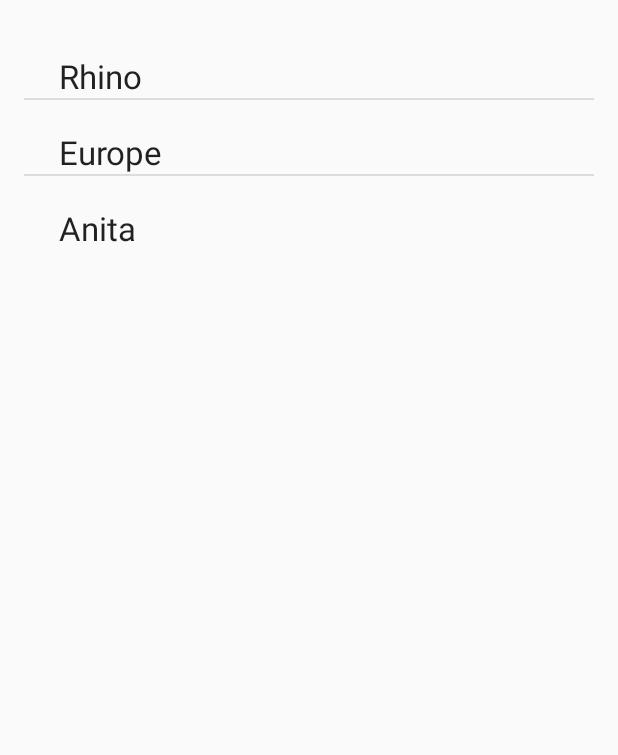
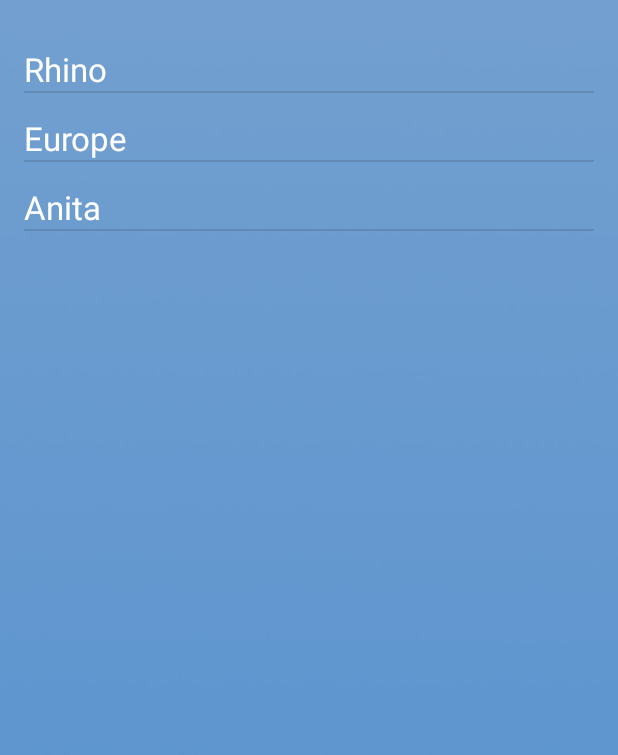
Before and after one commit to vdrumsta/Knock-Knock, an Android app: the FavouritesActivity screen opened directly, with no data from a screen before it, on a phone screen of 412 x 824 dp. Shown: the top 755 px of the screen. Run offline under Robolectric (Android 15) with nearby library versions, the phone set to English and light mode, and no system bars.

Commit message:
polished FavouritesActivity

```diff
--- a/app/src/main/java/com/notfunny/knockknock2/FavouritesActivity.java
+++ b/app/src/main/java/com/notfunny/knockknock2/FavouritesActivity.java
@@ -3,6 +3,8 @@ package com.notfunny.knockknock2;
 import android.support.v7.app.AppCompatActivity;
 import android.os.Bundle;
 import android.view.View;
+import android.view.Window;
+import android.view.WindowManager;
 import android.widget.AdapterView;
 import android.widget.ArrayAdapter;
 import android.widget.ListView;
@@ -26,6 +28,8 @@ public class FavouritesActivity extends AppCompatActivity {
     @Override
     protected void onCreate(Bundle savedInstanceState) {
         super.onCreate(savedInstanceState);
+        requestWindowFeature(Window.FEATURE_NO_TITLE);
+        getWindow().setFlags(WindowManager.LayoutParams.FLAG_FULLSCREEN, WindowManager.LayoutParams.FLAG_FULLSCREEN);
         setContentView(R.layout.activity_favourites);
 
         listView = (ListView) findViewById(R.id.favJokes);
--- /dev/null
+++ b/app/src/main/res/drawable/heart_toggle.xml
@@ -0,0 +1,5 @@
+<?xml version="1.0" encoding="utf-8"?>
+<selector xmlns:android="http://schemas.android.com/apk/res/android">
+    <item android:drawable="@drawable/heart_colored" android:state_checked="false"/>
+    <item android:drawable="@drawable/heart_uncolored" android:state_checked="true"/>
+</selector>
--- a/app/src/main/res/layout/activity_favourites.xml
+++ b/app/src/main/res/layout/activity_favourites.xml
@@ -2,6 +2,7 @@
 <RelativeLayout xmlns:android="http://schemas.android.com/apk/res/android"
     xmlns:tools="http://schemas.android.com/tools"
     android:id="@+id/activity_favourites"
+    android:background="@drawable/empty_activity_background"
     android:layout_width="match_parent"
     android:layout_height="match_parent"
     android:paddingBottom="@dimen/activity_vertical_margin"
@@ -13,6 +14,6 @@
     <ListView
         android:id="@+id/favJokes"
         android:layout_width="match_parent"
-        android:layout_height="wrap_content"></ListView>
+        android:layout_height="match_parent"></ListView>
 
 </RelativeLayout>
--- a/app/src/main/res/layout/listview.xml
+++ b/app/src/main/res/layout/listview.xml
@@ -9,10 +9,11 @@
         android:layout_height="wrap_content"
         android:layout_alignParentLeft="true"
         android:layout_alignParentTop="true"
-        android:layout_marginLeft="23dp"
-        android:layout_marginTop="20dp"
+        android:layout_marginLeft="0dp"
+        android:layout_marginTop="15dp"
         android:drawablePadding="10dp"
-        android:textAppearance="?android:attr/textAppearanceLarge" />
+        android:textAppearance="?android:attr/textAppearanceLarge"
+        android:textColor="#ffffff" />
 
     <TextView
         android:id="@+id/textView2"
@@ -20,5 +21,8 @@
         android:layout_height="wrap_content"
         android:layout_alignLeft="@+id/textView1"
         android:layout_below="@+id/textView1"
-        android:visibility="gone" />
+        android:visibility="gone"
+        android:textColor="#ffffff"/>
+
+
 </RelativeLayout>
```
Also changed, not shown: app/src/main/res/drawable/empty_activity_background.jpg (added).
